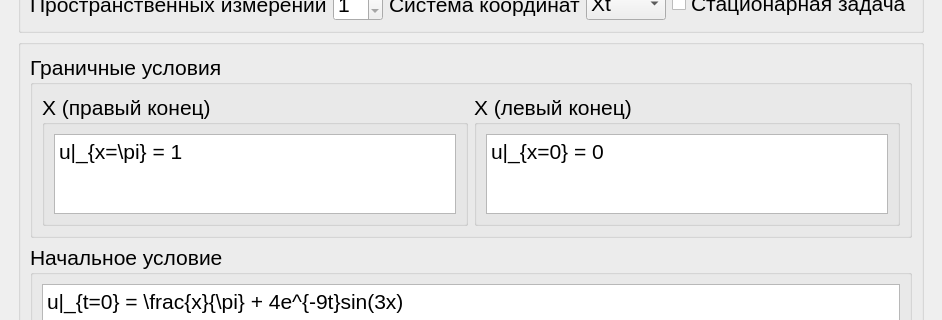
Qt form src/ui.ui (Jarvis1Tube/PyGenCFD) before a commit; both pictures show x 0 to 942 and y 259 to 579 of the 942 by 1075 pixel window.
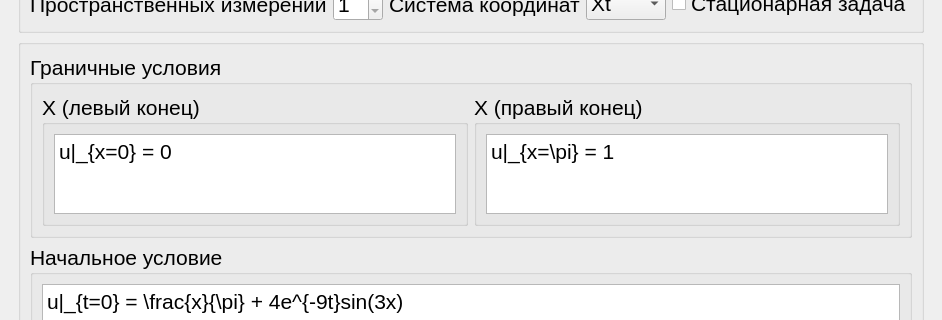
The same form after that commit.

Commit message: feat UI: add bound conditions gen

The edit to the form file:
```diff
--- a/src/ui.ui
+++ b/src/ui.ui
@@ -153,28 +153,6 @@
              <string>Граничные условия</string>
             </property>
             <layout class="QGridLayout" name="gridLayout">
-             <item row="0" column="0">
-              <widget class="QGroupBox" name="XRightConditionGroup">
-               <property name="title">
-                <string>X (правый конец)</string>
-               </property>
-               <layout class="QVBoxLayout" name="verticalLayout_11">
-                <item>
-                 <widget class="QPlainTextEdit" name="XRightConditionText">
-                  <property name="maximumSize">
-                   <size>
-                    <width>16777215</width>
-                    <height>80</height>
-                   </size>
-                  </property>
-                  <property name="plainText">
-                   <string>u|_{x=\pi} = 1</string>
-                  </property>
-                 </widget>
-                </item>
-               </layout>
-              </widget>
-             </item>
              <item row="0" column="1">
               <widget class="QGroupBox" name="XLeftConditionGroup">
                <property name="title">
@@ -197,6 +175,28 @@
                </layout>
               </widget>
              </item>
+             <item row="0" column="2">
+              <widget class="QGroupBox" name="XRightConditionGroup">
+               <property name="title">
+                <string>X (правый конец)</string>
+               </property>
+               <layout class="QVBoxLayout" name="verticalLayout_11">
+                <item>
+                 <widget class="QPlainTextEdit" name="XRightConditionText">
+                  <property name="maximumSize">
+                   <size>
+                    <width>16777215</width>
+                    <height>80</height>
+                   </size>
+                  </property>
+                  <property name="plainText">
+                   <string>u|_{x=\pi} = 1</string>
+                  </property>
+                 </widget>
+                </item>
+               </layout>
+              </widget>
+             </item>
             </layout>
            </widget>
           </item>
```
The commit also changes 2 other files.
